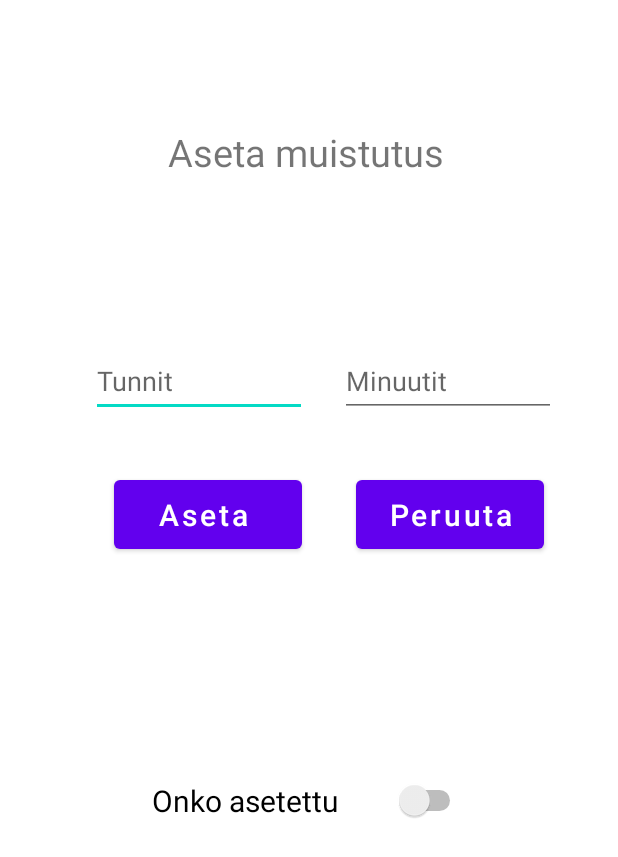
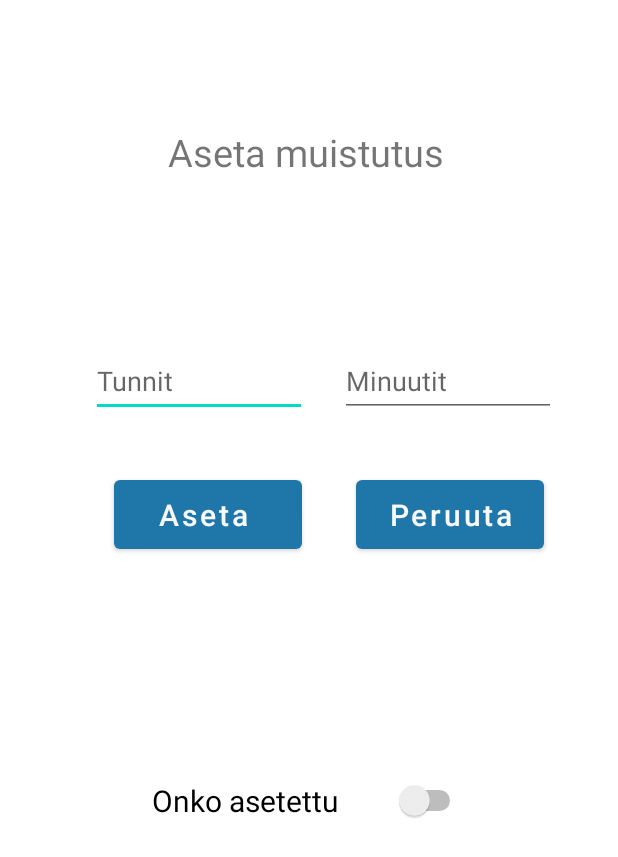
Before and after one commit to Saukho/ryhti, an Android app: the SetNotifyActivity screen opened directly, with no data from a screen before it, on a phone screen of 412 x 824 dp. Shown: the top 857 px of the screen. Run offline under Robolectric (Android 15) with nearby library versions, the phone set to English and light mode, and no system bars.

Commit message:
btn color changed

```diff
--- a/app/src/main/res/values/colors.xml
+++ b/app/src/main/res/values/colors.xml
@@ -6,5 +6,7 @@
     <color name="teal_200">#FF03DAC5</color>
     <color name="teal_700">#FF018786</color>
     <color name="black">#FF000000</color>
-    <color name="white">#FFFFFFFF</color>
+    <color name="white">#FBFBFBFB</color>
+    <color name="blue">#1f76a8</color>
+
 </resources>
--- a/app/src/main/res/values/themes.xml
+++ b/app/src/main/res/values/themes.xml
@@ -2,7 +2,7 @@
     <!-- Base application theme. -->
     <style name="Theme.RyhtiPlus" parent="Theme.MaterialComponents.DayNight.NoActionBar">
         <!-- Primary brand color. -->
-        <item name="colorPrimary">@color/purple_500</item>
+        <item name="colorPrimary">@color/blue</item>
         <item name="colorPrimaryVariant">@color/purple_700</item>
         <item name="colorOnPrimary">@color/white</item>
         <!-- Secondary brand color. -->
@@ -12,5 +12,6 @@
         <!-- Status bar color. -->
         <item name="android:statusBarColor" tools:targetApi="l">?attr/colorPrimaryVariant</item>
         <!-- Customize your theme here. -->
+        <item name="colorButtonNormal">@color/blue</item>
     </style>
 </resources>
```
